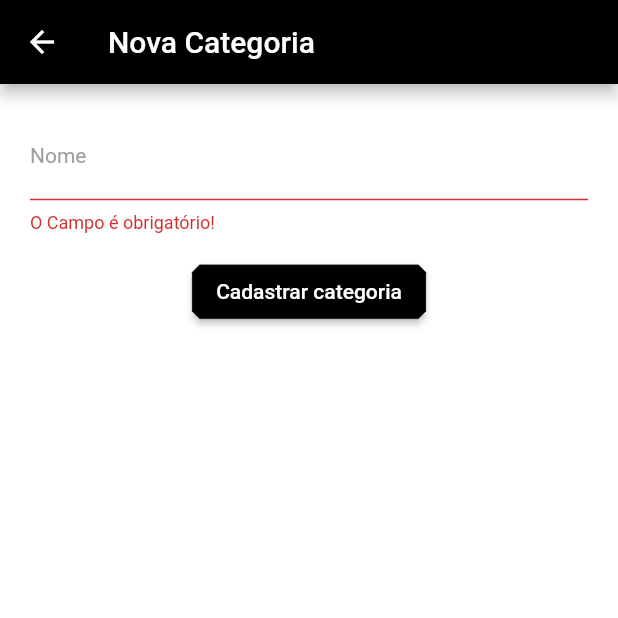
After one commit to brenolpl/EcommerceApp, a Flutter app: the CadastrarCategoria screen opened directly, after a tap on "Cadastrar categoria", on a phone screen of 412 x 824 dp, the top half of it. The commit adds this screen. Run offline on Flutter 3.47's test engine with Material 2 defaults, Android fonts, the phone set to English and light mode, and no system bars; our stand-ins replace cloud_firestore, email_validator, firebase_auth, firebase_core, fluttertoast, mask_text_input_formatter; missing offline and left inert: cpf_cnpj_validator; accounts and stored records are empty.

Commit message:
Implementação da criação de categoria e atualização da cor do texto na listagem de produtos admin

```diff
--- a/lib/core/produto_categoria.dart
+++ b/lib/core/produto_categoria.dart
@@ -2,10 +2,10 @@ import 'package:cloud_firestore/cloud_firestore.dart';
 
 class ProdutoCategoria {
   late String categoria_id;
-  late String nome_categoria;
+  late String nome;
 
   ProdutoCategoria.fromMap(DocumentSnapshot map){
     categoria_id = map.id;
-    nome_categoria = map['nome'];
+    nome = map['nome'];
   }
 }
--- /dev/null
+++ b/lib/telas/widgets/cadastrarcategoria.dart
@@ -0,0 +1,75 @@
+import 'package:appflutter/util/nav.dart';
+import 'package:cloud_firestore/cloud_firestore.dart';
+import 'package:flutter/material.dart';
+
+class CadastrarCategoria extends StatefulWidget {
+  const CadastrarCategoria({Key? key}) : super(key: key);
+
+  @override
+  _CadastrarCategoriaState createState() => _CadastrarCategoriaState();
+}
+
+class _CadastrarCategoriaState extends State<CadastrarCategoria> {
+  late TextEditingController nome;
+  GlobalKey<FormState> formKey = GlobalKey<FormState>();
+
+  @override
+  void initState() {
+    nome = TextEditingController();
+  }
+
+  @override
+  Widget build(BuildContext context) {
+    return Scaffold(
+      appBar: AppBar(
+        title: const Text("Nova Categoria"),
+      ),
+      body: Form(
+        key: formKey,
+        child: Container(
+          margin: const EdgeInsets.all(20),
+          child: Column(
+            children: [
+              TextFormField(
+                controller: nome,
+                keyboardType: TextInputType.text,
+                validator: (String? text) {
+                  if (text!.isEmpty) {
+                    return "O Campo é obrigatório!";
+                  }
+                },
+                decoration: const InputDecoration(
+                    labelText: "Nome",
+                    labelStyle: TextStyle(
+                      fontSize: 14,
+                      color: Colors.grey,
+                    )),
+              ),
+              const SizedBox(height: 15,),
+              ElevatedButton(
+                onPressed: () {
+                  if(formKey.currentState!.validate()){
+                    _cadastrarNovaCategoria();
+                    pop(context);
+                  }
+                },
+                child: const Text("Cadastrar categoria"),
+                style: ButtonStyle(
+                  backgroundColor: MaterialStateProperty.all(Colors.black),
+                  overlayColor: MaterialStateProperty.all(Colors.deepOrange),
+                  shape: MaterialStateProperty.all(BeveledRectangleBorder(borderRadius: BorderRadius.circular(5))),
+                  side: MaterialStateProperty.all(const BorderSide(width: 0.1, style: BorderStyle.solid)),
+                  shadowColor: MaterialStateProperty.all(Colors.black),
+                )
+              )
+            ],
+          ),
+        ),
+      ),
+    );
+  }
+
+  void _cadastrarNovaCategoria() async {
+    await FirebaseFirestore.instance.collection("produtos_categoria").add({"nome": nome.text.trim()});
+  }
+}
--- a/lib/telas/widgets/cadastrarendereco.dart
+++ b/lib/telas/widgets/cadastrarendereco.dart
@@ -55,7 +55,7 @@ class _CadastrarEnderecoState extends State<CadastrarEndereco> {
           inputFormatters: [cepMask],
           validator: (String? text) {
             if (text!.isEmpty) {
-              return "O Campo $text é obrigatório!";
+              return "O Campo é obrigatório!";
             }
           },
           decoration: const InputDecoration(
@@ -71,7 +71,7 @@ class _CadastrarEnderecoState extends State<CadastrarEndereco> {
           keyboardType: TextInputType.text,
           validator: (String? text) {
             if (text!.isEmpty) {
-              return "O Campo $text é obrigatório!";
+              return "O Campo é obrigatório!";
             }
           },
           decoration: const InputDecoration(
@@ -87,7 +87,7 @@ class _CadastrarEnderecoState extends State<CadastrarEndereco> {
           keyboardType: TextInputType.text,
           validator: (String? text) {
             if (text!.isEmpty) {
-              return "O Campo $text é obrigatório!";
+              return "O Campo é obrigatório!";
             }
           },
           decoration: const InputDecoration(
@@ -103,7 +103,7 @@ class _CadastrarEnderecoState extends State<CadastrarEndereco> {
           keyboardType: TextInputType.text,
           validator: (String? text) {
             if (text!.isEmpty) {
-              return "O Campo $text é obrigatório!";
+              return "O Campo é obrigatório!";
             }
           },
           decoration: const InputDecoration(
@@ -119,7 +119,7 @@ class _CadastrarEnderecoState extends State<CadastrarEndereco> {
           keyboardType: TextInputType.number,
           validator: (String? text) {
             if (text!.isEmpty) {
-              return "O Campo $text é obrigatório!";
+              return "O Campo é obrigatório!";
             }
           },
           decoration: const InputDecoration(
--- a/lib/telas/widgets/cadastrarusuario.dart
+++ b/lib/telas/widgets/cadastrarusuario.dart
@@ -104,7 +104,7 @@ class _CadastrarUsuarioState extends State<CadastrarUsuario> {
                     readOnly: hideSenha,
                     validator: (String? text){
                       if(text!.isEmpty){
-                        return "O Campo $text é obrigatório!";
+                        return "O Campo é obrigatório!";
                       }else if(!EmailValidator.validate(text)){
                         return "Digite um email válido!";
                       }
@@ -157,7 +157,7 @@ class _CadastrarUsuarioState extends State<CadastrarUsuario> {
                     readOnly: widget.readOnly,
                     validator: (String? text){
                       if(text!.isEmpty){
-                        return "O Campo $text é obrigatório!";
+                        return "O Campo é obrigatório!";
                       }
                     },
                     decoration: const InputDecoration(
@@ -174,7 +174,7 @@ class _CadastrarUsuarioState extends State<CadastrarUsuario> {
                     inputFormatters: [maskCpf],
                     validator: (String? text){
                       if(text!.isEmpty){
-                        return "O Campo $text é obrigatório!";
+                        return "O Campo é obrigatório!";
                       }else if(!CPFValidator.isValid(text)){
                         return "CPF Inválido!";
                       }
@@ -205,7 +205,7 @@ class _CadastrarUsuarioState extends State<CadastrarUsuario> {
                           businessException("unexpected", context);
                         }
                       }else if(text!.isEmpty){
-                        return "O Campo $text é obrigatório!";
+                        return "O Campo é obrigatório!";
                       }
                     },
                     keyboardType: TextInputType.datetime,
@@ -224,7 +224,7 @@ class _CadastrarUsuarioState extends State<CadastrarUsuario> {
                     inputFormatters: [phoneMask],
                     validator: (String? text){
                       if(text!.isEmpty){
-                        return "O Campo $text é obrigatório!";
+                        return "O Campo é obrigatório!";
                       }
                     },
                     decoration: const InputDecoration(
```
Also changed, not shown: lib/telas/widgets/admlistaproduto.dart (+20 -6 lines), lib/telas/widgets/listarcategorias.dart (renamed from lib/telas/widgets/listarprodutoporcategoria.dart, +11 -3 lines), lib/telas/widgets/menu.dart (+3 -4 lines).
